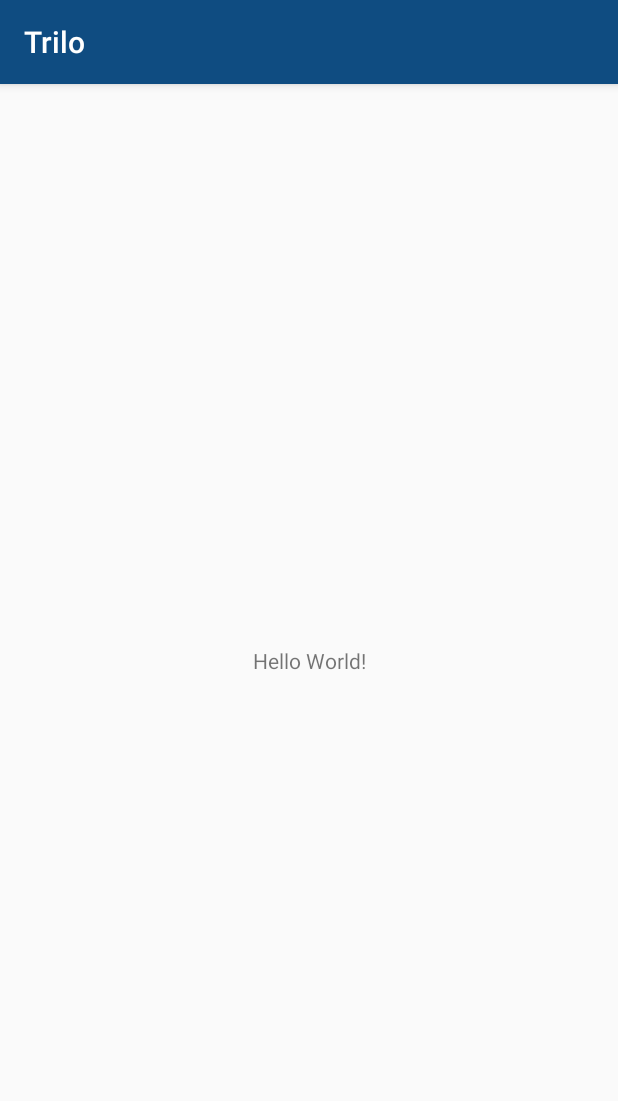
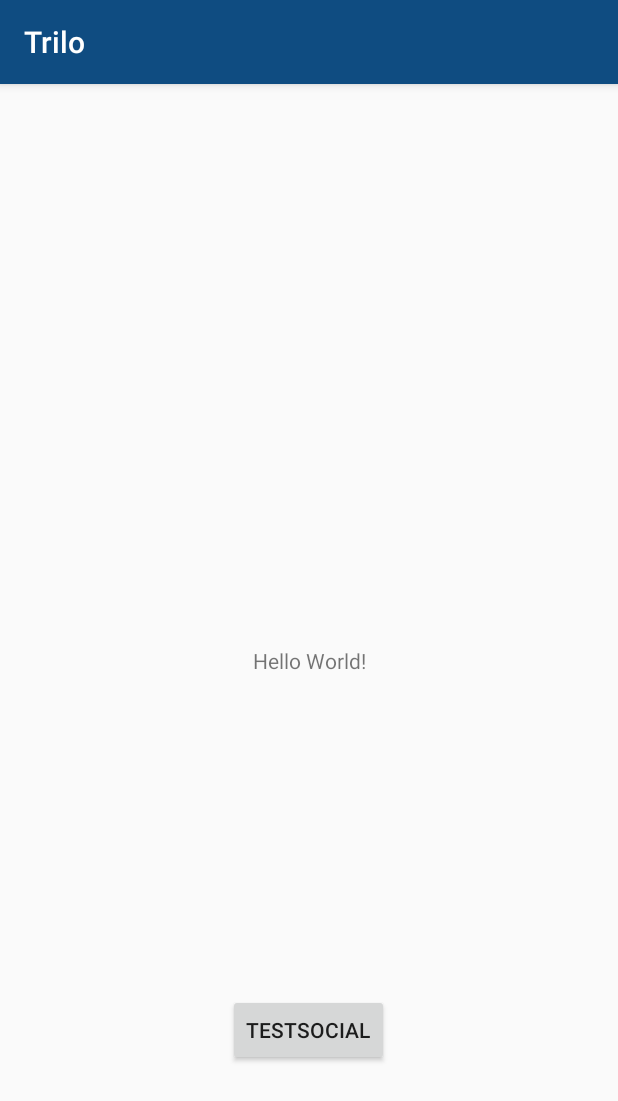
Before and after one commit to UnimibSoftEngCourse1920/progetto-travelmonitor-1-gruppo-travelmonitor-1, an Android app: the screen it shows after launch (MainActivity), on a phone screen of 412 x 824 dp. Shown: the top 1101 px of the screen. Run offline under Robolectric (Android 15) with nearby library versions, the light colour scheme and no system bars.

Commit message:
Creazione card e alcuni layout

```diff
--- a/app/build.gradle
+++ b/app/build.gradle
@@ -25,4 +25,10 @@ dependencies {
     testImplementation 'junit:junit:4.12'
     androidTestImplementation 'androidx.test.ext:junit:1.1.0'
     androidTestImplementation 'androidx.test.espresso:espresso-core:3.1.1'
+
+    //material design
+    implementation 'com.google.android.material:material:1.0.0'
+
+    //twitter
+    implementation 'com.twitter.sdk.android:tweet-ui:3.1.1'
 }
--- a/app/src/main/AndroidManifest.xml
+++ b/app/src/main/AndroidManifest.xml
@@ -21,4 +21,5 @@
         </activity>
     </application>
 
+
 </manifest>
--- a/app/src/main/java/com/sviluppotrilo/trilo/MainActivity.java
+++ b/app/src/main/java/com/sviluppotrilo/trilo/MainActivity.java
@@ -4,6 +4,8 @@ import androidx.appcompat.app.AppCompatActivity;
 
 import android.content.Intent;
 import android.os.Bundle;
+import android.view.View;
+import android.widget.Button;
 
 public class MainActivity extends AppCompatActivity {
 
@@ -11,5 +13,6 @@ public class MainActivity extends AppCompatActivity {
     protected void onCreate(Bundle savedInstanceState) {
         super.onCreate(savedInstanceState);
         setContentView(R.layout.activity_main);
+        Button test = findViewById(R.id.testSocial);
     }
 }
--- a/app/src/main/res/layout/activity_main.xml
+++ b/app/src/main/res/layout/activity_main.xml
@@ -5,6 +5,7 @@
     android:layout_width="match_parent"
     android:layout_height="match_parent"
     tools:context=".MainActivity">
+
 
     <TextView
         android:layout_width="wrap_content"
@@ -15,4 +16,16 @@
         app:layout_constraintRight_toRightOf="parent"
         app:layout_constraintTop_toTopOf="parent" />
 
+    <Button
+        android:id="@+id/testSocial"
+        android:layout_width="wrap_content"
+        android:layout_height="wrap_content"
+        android:text="testSocial"
+        app:layout_constraintBottom_toBottomOf="parent"
+        app:layout_constraintEnd_toEndOf="parent"
+        app:layout_constraintHorizontal_bias="0.498"
+        app:layout_constraintStart_toStartOf="parent"
+        app:layout_constraintTop_toTopOf="parent"
+        app:layout_constraintVertical_bias="0.843" />
+
 </androidx.constraintlayout.widget.ConstraintLayout>
--- a/app/src/main/res/values/colors.xml
+++ b/app/src/main/res/values/colors.xml
@@ -2,5 +2,5 @@
 <resources>
     <color name="colorPrimary">#0f4c81</color>
     <color name="colorPrimaryDark">#2289e4</color>
-    <color name="colorAccent">#D81B60</color>
+    <color name="colorAccent">#cfedf2</color>
 </resources>
--- a/app/src/main/res/values/strings.xml
+++ b/app/src/main/res/values/strings.xml
@@ -1,4 +1,8 @@
-<resources>
+<resources xmlns:android="http://schemas.android.com/apk/res/android">
     <string name="app_name">Trilo</string>
     <string name="descriptionLogoSplash">Logo</string>
+
+    <!-- twitter -->
+    <string name="twitter_consumer_key" translatable="false">RkkxLILKqOm0hmbdOsauDFnbT</string>
+    <string name="twitter_consumer_secret" translatable="false">pD12XRClC8xwfzWT0pNm9zzo40siLo5vF9ktnq1mR6glOQzJ5a</string>
 </resources>
--- a/build.gradle
+++ b/build.gradle
@@ -20,6 +20,7 @@ allprojects {
         jcenter()
 
     }
+
 }
 
 task clean(type: Delete) {
```
